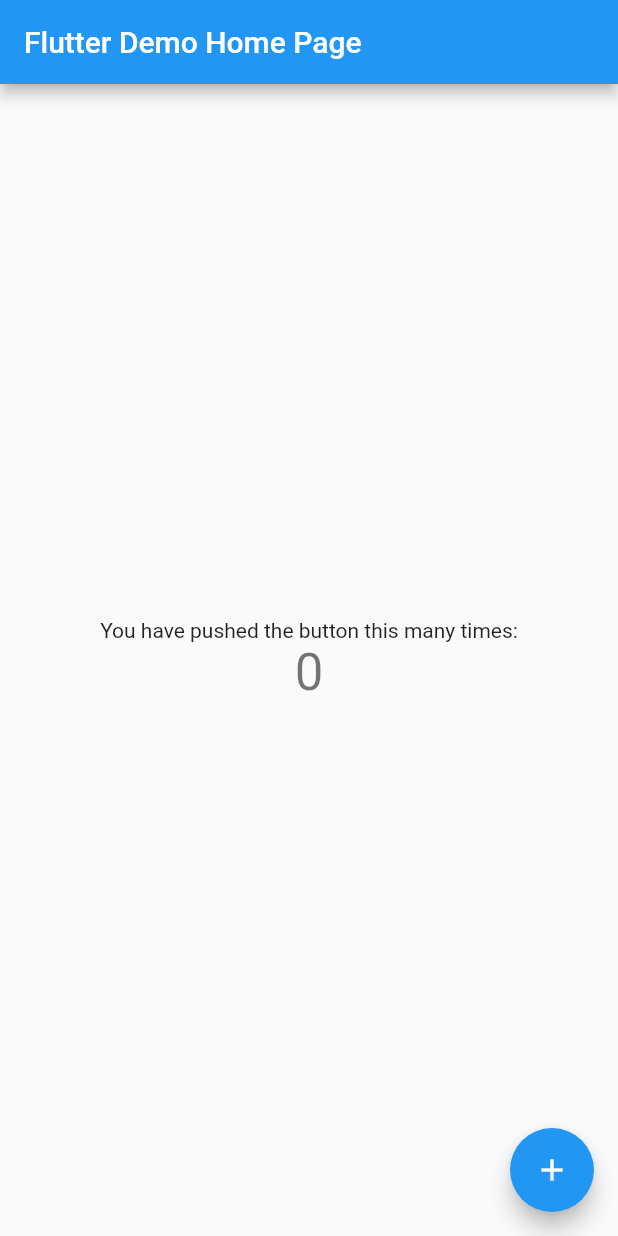
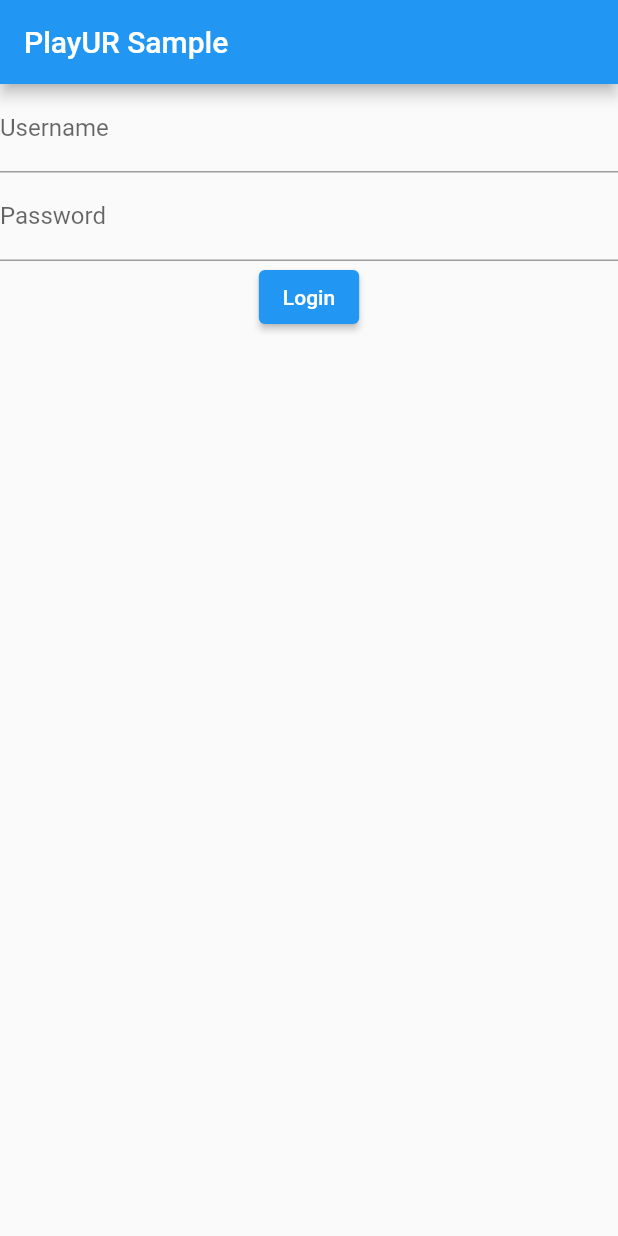
Before and after one commit to lfwells/playur_flutter_plugin, a Flutter app: the screen it shows after launch, on a phone screen of 412 x 824 dp. Run offline on Flutter 3.47's test engine with Material 2 defaults, Android fonts, the phone set to English and light mode, and no system bars.

Commit message:
Initial api calls, login logic, etc

```diff
--- a/lib/main.dart
+++ b/lib/main.dart
@@ -1,4 +1,7 @@
 import 'package:flutter/material.dart';
+import 'package:playur_flutter_plugin/playur_plugin/login.dart';
+import 'package:playur_flutter_plugin/playur_plugin/provider.dart';
+import 'package:provider/provider.dart';
 
 void main() {
   runApp(const MyApp());
@@ -13,103 +16,42 @@
     return MaterialApp(
       title: 'Flutter Demo',
       theme: ThemeData(
-        // This is the theme of your application.
-        //
-        // Try running your application with "flutter run". You'll see the
-        // application has a blue toolbar. Then, without quitting the app, try
-        // changing the primarySwatch below to Colors.green and then invoke
-        // "hot reload" (press "r" in the console where you ran "flutter run",
-        // or simply save your changes to "hot reload" in a Flutter IDE).
-        // Notice that the counter didn't reset back to zero; the application
-        // is not restarted.
         primarySwatch: Colors.blue,
       ),
-      home: const MyHomePage(title: 'Flutter Demo Home Page'),
+      home: const PlayURSample()
     );
   }
 }
 
-class MyHomePage extends StatefulWidget {
-  const MyHomePage({super.key, required this.title});
-
-  // This widget is the home page of your application. It is stateful, meaning
-  // that it has a State object (defined below) that contains fields that affect
-  // how it looks.
-
-  // This class is the configuration for the state. It holds the values (in this
-  // case the title) provided by the parent (in this case the App widget) and
-  // used by the build method of the State. Fields in a Widget subclass are
-  // always marked "final".
-
-  final String title;
-
-  @override
-  State<MyHomePage> createState() => _MyHomePageState();
-}
-
-class _MyHomePageState extends State<MyHomePage> {
-  int _counter = 0;
-
-  void _incrementCounter() {
-    setState(() {
-      // This call to setState tells the Flutter framework that something has
-      // changed in this State, which causes it to rerun the build method below
-      // so that the display can reflect the updated values. If we changed
-      // _counter without calling setState(), then the build method would not be
-      // called again, and so nothing would appear to happen.
-      _counter++;
-    });
-  }
+class PlayURSample extends StatelessWidget {
+  const PlayURSample({Key? key}) : super(key: key);
 
   @override
   Widget build(BuildContext context) {
-    // This method is rerun every time setState is called, for instance as done
-    // by the _incrementCounter method above.
-    //
-    // The Flutter framework has been optimized to make rerunning build methods
-    // fast, so that you can just rebuild anything that needs updating rather
-    // than having to individually change instances of widgets.
-    return Scaffold(
+    return ChangeNotifierProvider(create: (context) => PlayURProvider(context, gameID: 20, clientSecret: "dunno"),
+      child: Scaffold(
         appBar: AppBar(
-        // Here we take the value from the MyHomePage object that was created by
-        // the App.build method, and use it to set our appbar title.
-        title: Text(widget.title),
+          title: const Text('PlayUR Sample'),
         ),
-      body: Center(
-        // Center is a layout widget. It takes a single child and positions it
-        // in the middle of the parent.
+        body: Consumer<PlayURProvider>(
+          builder: (context, playur, _) {
+            if (playur.loggedIn == false) {
+              return PlayURLoginScreen();
+            }
+
+            return Center(
               child: Column(
-          // Column is also a layout widget. It takes a list of children and
-          // arranges them vertically. By default, it sizes itself to fit its
-          // children horizontally, and tries to be as tall as its parent.
-          //
-          // Invoke "debug painting" (press "p" in the console, choose the
-          // "Toggle Debug Paint" action from the Flutter Inspector in Android
-          // Studio, or the "Toggle Debug Paint" command in Visual Studio Code)
-          // to see the wireframe for each widget.
-          //
-          // Column has various properties to control how it sizes itself and
-          // how it positions its children. Here we use mainAxisAlignment to
-          // center the children vertically; the main axis here is the vertical
-          // axis because Columns are vertical (the cross axis would be
-          // horizontal).
                 mainAxisAlignment: MainAxisAlignment.center,
-          children: <Widget>[
-            const Text(
-              'You have pushed the button this many times:',
-            ),
+                children: const <Widget>[
                   Text(
-              '$_counter',
-              style: Theme.of(context).textTheme.headline4,
+                    'PlayUR Sample',
                   ),
                 ],
               ),
+            );
+          }
         ),
-      floatingActionButton: FloatingActionButton(
-        onPressed: _incrementCounter,
-        tooltip: 'Increment',
-        child: const Icon(Icons.add),
-      ), // This trailing comma makes auto-formatting nicer for build methods.
+      ),
     );
   }
 }
--- /dev/null
+++ b/lib/playur_plugin/configuration.dart
@@ -0,0 +1,4 @@
+class PlayURConfiguration
+{
+
+}
--- /dev/null
+++ b/lib/playur_plugin/log.dart
@@ -0,0 +1,9 @@
+class PlayURPluginLogger
+{
+static const String _TAG = "[PLAYUR]";
+
+  static void log(String message)
+  {
+    print("$_TAG: $message");
+  }
+}
--- /dev/null
+++ b/lib/playur_plugin/login.dart
@@ -0,0 +1,81 @@
+import 'package:flutter/material.dart';
+import 'package:playur_flutter_plugin/playur_plugin/log.dart';
+import 'package:playur_flutter_plugin/playur_plugin/provider.dart';
+import 'package:provider/provider.dart';
+
+class PlayURLoginScreen extends StatefulWidget {
+  const PlayURLoginScreen({Key? key}) : super(key: key);
+
+  @override
+  State<PlayURLoginScreen> createState() => _PlayURLoginScreenState();
+}
+
+class _PlayURLoginScreenState extends State<PlayURLoginScreen>
+{
+  final usernameController = TextEditingController();
+  final passwordController = TextEditingController();
+
+  String feedback = "";
+
+  @override
+  Widget build(BuildContext context) {
+
+    PlayURProvider provider;
+    try
+    {
+      provider = Provider.of<PlayURProvider>(context, listen: false);
+    }
+    catch (e)
+    {
+      return ErrorWidget("PlayURProvider not found");
+    }
+
+    return Column(children: [
+      TextFormField(
+        controller: usernameController,
+        decoration: const InputDecoration(
+          labelText: 'Username',
+        ),
+      ),
+      TextFormField(
+        controller: passwordController,
+        obscureText: true,
+        decoration: const InputDecoration(
+          labelText: 'Password',
+        ),
+      ),
+      ElevatedButton(
+        onPressed: _login,
+        child: const Text('Login'),
+      ),
+      Text(feedback),
+    ],);
+  }
+
+  Future _login() async
+  {
+    var provider = Provider.of<PlayURProvider>(context, listen: false);
+
+    setState(() {
+      feedback = "Logging in... ";
+    });
+
+    // TODO: return login
+    /*
+    if (ENABLE_PERSISTENCE)
+    {
+      UnityEngine.PlayerPrefs.SetString(PlayURPlugin.PERSIST_KEY_PREFIX + "username", username.text);
+    }*/
+
+    var result = await provider.login(context, usernameController.text, passwordController.text);
+    passwordController.clear();
+
+    PlayURPluginLogger.log("Login Success: ${result.success}");
+    if (result.success == false)
+      {
+        setState(() {
+          feedback = "Login failed: ${result.result["message"]}";
+        });
+      }
+  }
+}
--- /dev/null
+++ b/lib/playur_plugin/provider.dart
@@ -0,0 +1,76 @@
+import 'package:flutter/material.dart';
+import 'package:playur_flutter_plugin/playur_plugin/api.dart';
+import 'package:playur_flutter_plugin/playur_plugin/configuration.dart';
+
+class PlayURProvider extends ChangeNotifier
+{
+  final int gameID;
+  final String clientSecret;
+
+  bool loggedIn = false;
+  bool experimentFull = false;
+  bool hasConfiguration = false;
+
+  late PlayURConfiguration configuration;
+
+  PlayURProvider(BuildContext context, { required this.gameID, required this.clientSecret })
+  {
+    // TODO: use a rest queue
+    // StartCoroutine(Rest.Queue.StartProcessing());
+
+    // TODO: return login
+    //login(username, password, returnLogin: true);
+
+    // TODO: logic for experiment being full (move to GetConfiguration)
+    /*
+    if (experimentFull)
+    {
+      if (PlayURLoginCanvas.exists) PlayURLoginCanvas.instance.CancelLogin();
+      SceneManager.LoadScene("PlayURLogin");
+      yield return new WaitForEndOfFrame();
+      PlayURLoginCanvas.instance.ShowError("Experiment has closed, please check with game owner for more details.");
+      throw new ExperimentGroupsFullException(user, gameID);
+    }
+    */
+  }
+
+  // TODO: implement login
+  Future<ServerCallback> login(BuildContext context, String username, String password, { bool returnLogin = false }) async
+  {
+    var form = PlayURAPI.getWWWForm(context);
+    form["username"] = username;
+    form["password"] = password;
+
+    var result = await PlayURAPI.post("Login", form, debugOutput: true);
+    if (result.success) {
+      //TODO: implement user object
+      /*
+        user = new User();
+        user.name = username;
+        user.id = result["id"];
+      */
+      loggedIn = true;
+
+      //TODO: other on-login callbacks
+      /*
+      PlayerPrefs.Load(callback);
+      StartCoroutine(PlayerPrefs.PeriodicallySavePlayerPrefs());
+      _configuration();
+      */
+
+      notifyListeners();
+    }
+    return result;
+  }
+
+  // TODO: implement configuration
+  Future _configuration() async
+  {
+    await Future.delayed(Duration(seconds: 5));
+    hasConfiguration = true;
+    configuration = PlayURConfiguration();
+    notifyListeners();
+  }
+
+
+}
--- a/pubspec.yaml
+++ b/pubspec.yaml
@@ -32,6 +32,8 @@
   flutter:
     sdk: flutter
 
+  http:
+  provider:
 
   # The following adds the Cupertino Icons font to your application.
   # Use with the CupertinoIcons class for iOS style icons.
```
Also changed, not shown: lib/playur_plugin/api.dart (added, +240 -0 lines), pubspec.lock. Lines whose indentation alone changed are shown as unchanged.
